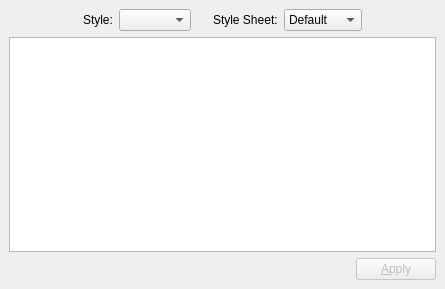
Before: the Qt Designer form style_edit.ui in copperspice/kitchensink, drawn with Qt 5.
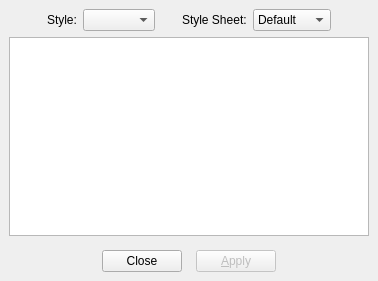
After: the same form once the commit is applied.

Commit message: Modified resource files, changed style sheets and translations

The edit to the form file:
```diff
--- a/style_edit.ui
+++ b/style_edit.ui
@@ -6,8 +6,8 @@
    <rect>
     <x>0</x>
     <y>0</y>
-    <width>445</width>
-    <height>289</height>
+    <width>369</width>
+    <height>281</height>
    </rect>
   </property>
   <property name="windowTitle">
@@ -20,78 +20,6 @@
    <property name="spacing">
     <number>6</number>
    </property>
-   <item row="0" column="6">
-    <spacer>
-     <property name="orientation">
-      <enum>Qt::Horizontal</enum>
-     </property>
-     <property name="sizeType">
-      <enum>QSizePolicy::MinimumExpanding</enum>
-     </property>
-     <property name="sizeHint" stdset="0">
-      <size>
-       <width>32</width>
-       <height>20</height>
-      </size>
-     </property>
-    </spacer>
-   </item>
-   <item row="0" column="0">
-    <spacer>
-     <property name="orientation">
-      <enum>Qt::Horizontal</enum>
-     </property>
-     <property name="sizeType">
-      <enum>QSizePolicy::MinimumExpanding</enum>
-     </property>
-     <property name="sizeHint" stdset="0">
-      <size>
-       <width>32</width>
-       <height>20</height>
-      </size>
-     </property>
-    </spacer>
-   </item>
-   <item row="0" column="5">
-    <widget class="QComboBox" name="styleSheetCombo">
-     <item>
-      <property name="text">
-       <string>Default</string>
-      </property>
-     </item>
-     <item>
-      <property name="text">
-       <string>Coffee</string>
-      </property>
-     </item>
-     <item>
-      <property name="text">
-       <string>Pagefold</string>
-      </property>
-     </item>
-     <item>
-      <property name="text">
-       <string>Shiny</string>
-      </property>
-     </item>
-    </widget>
-   </item>
-   <item row="0" column="3">
-    <spacer>
-     <property name="orientation">
-      <enum>Qt::Horizontal</enum>
-     </property>
-     <property name="sizeType">
-      <enum>QSizePolicy::Fixed</enum>
-     </property>
-     <property name="sizeHint" stdset="0">
-      <size>
-       <width>10</width>
-       <height>16</height>
-      </size>
-     </property>
-    </spacer>
-   </item>
    <item row="0" column="2">
     <widget class="QComboBox" name="styleCombo">
      <property name="sizePolicy">
@@ -102,20 +30,23 @@
      </property>
     </widget>
    </item>
-   <item row="0" column="1">
-    <widget class="QLabel" name="label_7">
-     <property name="sizePolicy">
-      <sizepolicy hsizetype="Fixed" vsizetype="Preferred">
-       <horstretch>0</horstretch>
-       <verstretch>0</verstretch>
-      </sizepolicy>
+   <item row="0" column="0">
+    <spacer name="horizontalSpacer_1">
+     <property name="orientation">
+      <enum>Qt::Horizontal</enum>
      </property>
-     <property name="text">
-      <string>Style:</string>
+     <property name="sizeType">
+      <enum>QSizePolicy::MinimumExpanding</enum>
      </property>
-    </widget>
+     <property name="sizeHint" stdset="0">
+      <size>
+       <width>32</width>
+       <height>20</height>
+      </size>
+     </property>
+    </spacer>
    </item>
-   <item row="2" column="0" colspan="7">
+   <item row="3" column="0" colspan="7">
     <layout class="QHBoxLayout">
      <property name="spacing">
       <number>6</number>
@@ -124,20 +55,43 @@
       <number>0</number>
      </property>
      <item>
-      <spacer>
+      <spacer name="horizontalSpacer_4">
        <property name="orientation">
         <enum>Qt::Horizontal</enum>
        </property>
        <property name="sizeHint" stdset="0">
         <size>
-         <width>321</width>
+         <width>40</width>
          <height>20</height>
         </size>
        </property>
       </spacer>
      </item>
      <item>
-      <widget class="QPushButton" name="applyButton">
+      <widget class="QPushButton" name="closePB">
+       <property name="text">
+        <string>Close</string>
+       </property>
+      </widget>
+     </item>
+     <item>
+      <spacer name="horizontalSpacer_5">
+       <property name="orientation">
+        <enum>Qt::Horizontal</enum>
+       </property>
+       <property name="sizeType">
+        <enum>QSizePolicy::Fixed</enum>
+       </property>
+       <property name="sizeHint" stdset="0">
+        <size>
+         <width>8</width>
+         <height>20</height>
+        </size>
+       </property>
+      </spacer>
+     </item>
+     <item>
+      <widget class="QPushButton" name="applyPB">
        <property name="enabled">
         <bool>false</bool>
        </property>
@@ -146,10 +100,89 @@
        </property>
       </widget>
      </item>
+     <item>
+      <spacer name="horizontalSpacer_6">
+       <property name="orientation">
+        <enum>Qt::Horizontal</enum>
+       </property>
+       <property name="sizeHint" stdset="0">
+        <size>
+         <width>40</width>
+         <height>20</height>
+        </size>
+       </property>
+      </spacer>
+     </item>
     </layout>
    </item>
-   <item row="1" column="0" colspan="7">
-    <widget class="QTextEdit" name="styleTextEdit"/>
+   <item row="0" column="6">
+    <spacer name="horizontalSpacer_3">
+     <property name="orientation">
+      <enum>Qt::Horizontal</enum>
+     </property>
+     <property name="sizeType">
+      <enum>QSizePolicy::MinimumExpanding</enum>
+     </property>
+     <property name="sizeHint" stdset="0">
+      <size>
+       <width>32</width>
+       <height>20</height>
+      </size>
+     </property>
+    </spacer>
+   </item>
+   <item row="0" column="1">
+    <widget class="QLabel" name="label_7">
+     <property name="sizePolicy">
+      <sizepolicy hsizetype="Fixed" vsizetype="Preferred">
+       <horstretch>0</horstretch>
+       <verstretch>0</verstretch>
+      </sizepolicy>
+     </property>
+     <property name="text">
+      <string>Style:</string>
+     </property>
+    </widget>
+   </item>
+   <item row="0" column="3">
+    <spacer name="horizontalSpacer_2">
+     <property name="orientation">
+      <enum>Qt::Horizontal</enum>
+     </property>
+     <property name="sizeType">
+      <enum>QSizePolicy::Fixed</enum>
+     </property>
+     <property name="sizeHint" stdset="0">
+      <size>
+       <width>15</width>
+       <height>16</height>
+      </size>
+     </property>
+    </spacer>
+   </item>
+   <item row="0" column="5">
+    <widget class="QComboBox" name="styleSheetCombo">
+     <item>
+      <property name="text">
+       <string>Default</string>
+      </property>
+     </item>
+     <item>
+      <property name="text">
+       <string>Coffee</string>
+      </property>
+     </item>
+     <item>
+      <property name="text">
+       <string>Pagefold</string>
+      </property>
+     </item>
+     <item>
+      <property name="text">
+       <string>Shiny</string>
+      </property>
+     </item>
+    </widget>
    </item>
    <item row="0" column="4">
     <widget class="QLabel" name="label_8">
@@ -164,6 +197,25 @@
      </property>
     </widget>
    </item>
+   <item row="1" column="0" colspan="7">
+    <widget class="QTextEdit" name="styleTextEdit"/>
+   </item>
+   <item row="2" column="0">
+    <spacer name="verticalSpacer">
+     <property name="orientation">
+      <enum>Qt::Vertical</enum>
+     </property>
+     <property name="sizeType">
+      <enum>QSizePolicy::Fixed</enum>
+     </property>
+     <property name="sizeHint" stdset="0">
+      <size>
+       <width>30</width>
+       <height>8</height>
+      </size>
+     </property>
+    </spacer>
+   </item>
   </layout>
  </widget>
  <resources/>
```
The commit also changes 43 other files.
